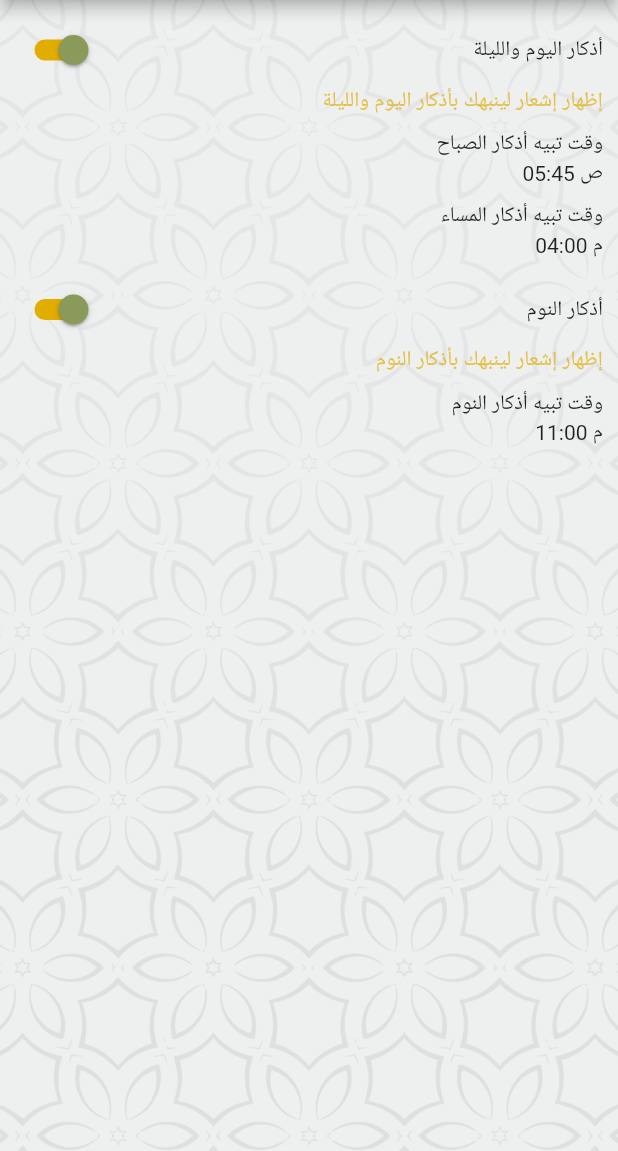
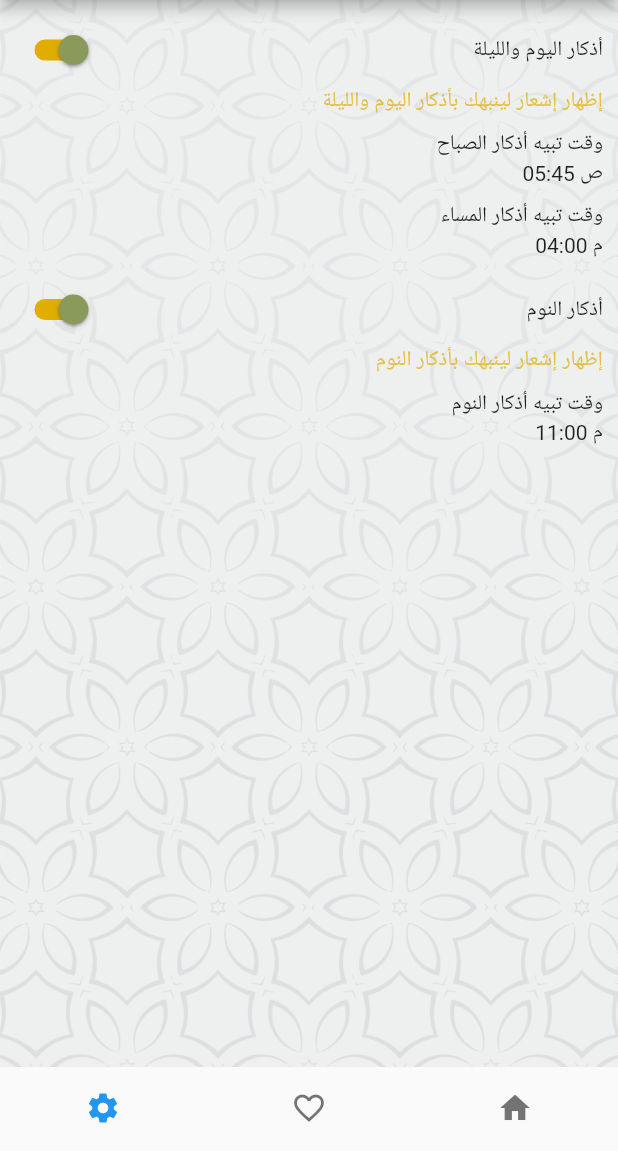
Before and after one commit to githussein/Recitation_App, a Flutter app: the Settings screen opened directly, on a phone screen of 412 x 824 dp, the part 85-1236 px from its top. Run offline on Flutter 3.47's test engine with Material 2 defaults, Android fonts, the phone set to English and light mode, and no system bars; our stand-ins replace carousel_slider, flutter_local_notifications, hijri, numberpicker, rxdart, share and 2 more; missing offline and left inert: onesignal_flutter; accounts and stored records are empty.

Commit message:
Add bottom navigation bar to favorites and settings routes

```diff
--- a/lib/settings.dart
+++ b/lib/settings.dart
@@ -1,5 +1,8 @@
 import 'package:flutter/material.dart';
 import 'package:hijri_gregorian/NotificationPlugin.dart';
+import 'package:hijri_gregorian/main.dart';
+
+import 'favorites.dart';
 
 class Settings extends StatefulWidget {
   @override
@@ -9,6 +12,9 @@ class Settings extends StatefulWidget {
 class _SettingsState extends State<Settings> {
   bool isDayNightReminder = true;
   bool isSleepReminder = true;
+
+  //Default selected tab from the bottom navigation bar
+  int _selectedIndex = 0;
 
   @override
   Widget build(BuildContext context) {
@@ -139,6 +145,44 @@ class _SettingsState extends State<Settings> {
           ),
         ),
       ),
+      bottomNavigationBar: BottomNavigationBar(
+        currentIndex: _selectedIndex,
+        onTap: onTabTapped,
+        // onTap: (index) => setState(() => _currentIndex = index),
+        type: BottomNavigationBarType.fixed,
+        backgroundColor: Colors.transparent,
+        showSelectedLabels: false,
+        showUnselectedLabels: false,
+        elevation: 0.0,
+        items: [
+          BottomNavigationBarItem(
+            icon: Icon(Icons.settings),
+            title: Text(''),
+          ),
+          BottomNavigationBarItem(
+            icon: Icon(Icons.favorite_border),
+            title: Text(''),
+          ),
+          BottomNavigationBarItem(
+            icon: Icon(Icons.home),
+            title: Text(''),
+          ),
+        ],
+      ),
     );
   }
+
+  void onTabTapped(int index) {
+    //TEST
+    if (index == 1) {
+      Navigator.push(
+          context, MaterialPageRoute(builder: (context) => Favorites()));
+    } else if (index == 2) {
+      Navigator.push(
+          context, MaterialPageRoute(builder: (context) => MyHomePage()));
+    }
+    // setState(() {
+    //   _selectedIndex = index;
+    // });
+  }
 }
```
Also changed, not shown: lib/favorites.dart (+43 -0 lines).
